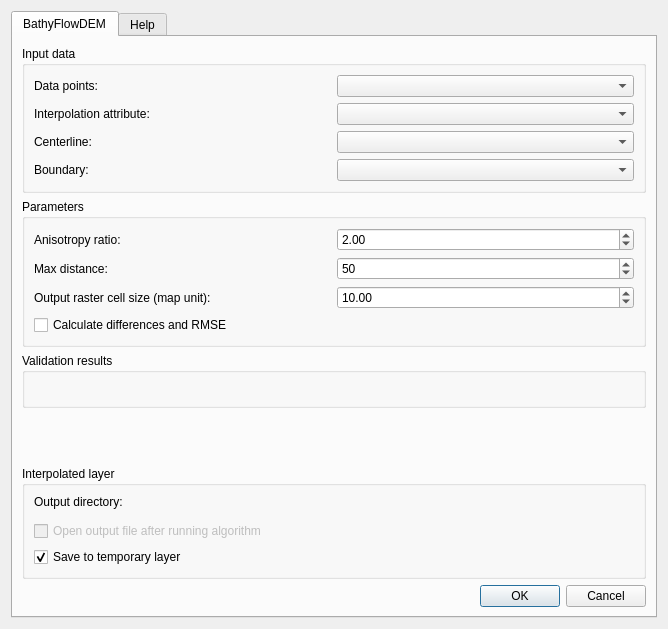
melindafemminis/BathyFlowDEM, file BathyFlowDEM_dialog_base.ui: the form before one commit.
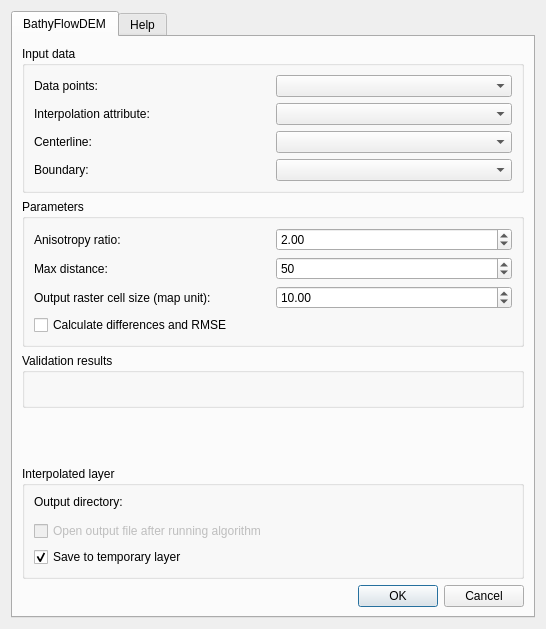
The form after the commit. Custom widgets are drawn as their Qt base class.

```diff
--- a/BathyFlowDEM_dialog_base.ui
+++ b/BathyFlowDEM_dialog_base.ui
@@ -6,7 +6,7 @@
    <rect>
     <x>0</x>
     <y>0</y>
-    <width>668</width>
+    <width>546</width>
     <height>629</height>
    </rect>
   </property>
```
